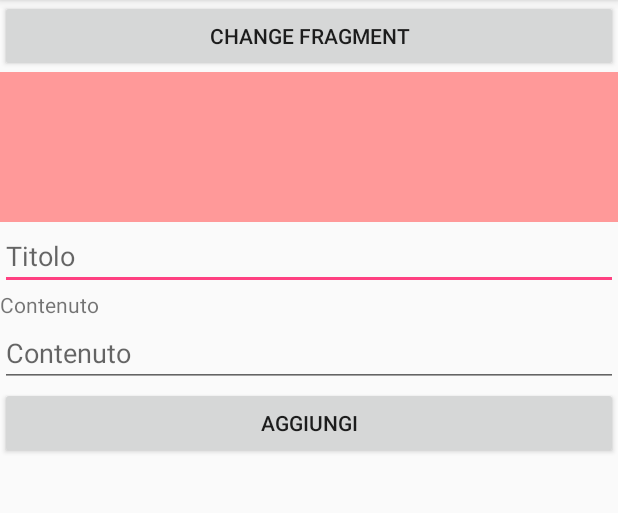
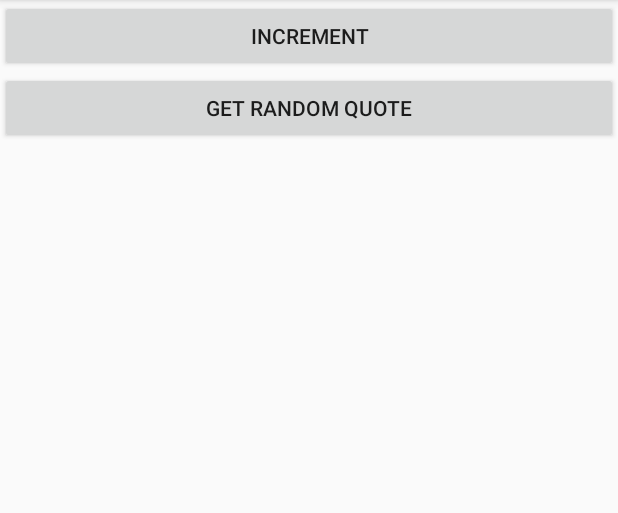
Before and after one commit to eliantor/Webinar2016, an Android app: the screen it shows after launch (FragmentsListActivity before the commit, ActivityWithRetainedFragments after it), on a phone screen of 412 x 824 dp, the part 84-597 px from its top. Run offline under Robolectric (Android 15) with nearby library versions, the phone set to English and light mode, and no system bars.

Commit message:
fragments and concurrency

```diff
--- a/app/src/main/AndroidManifest.xml
+++ b/app/src/main/AndroidManifest.xml
@@ -16,11 +16,14 @@
             <!--</intent-filter>-->
         </activity>
 
-        <activity android:name=".fragments.FragmentsListActivity">
+        <activity android:name=".fragments.ActivityWithRetainedFragments">
             <intent-filter>
                 <action android:name="android.intent.action.MAIN"/>
                 <category android:name="android.intent.category.LAUNCHER" />
             </intent-filter>
+        </activity>
+        <activity android:name=".fragments.FragmentsListActivity">
+
         </activity>
 
         <activity android:name=".NotesListActivity">
--- /dev/null
+++ b/app/src/main/java/com/webinar/android/hellowebinar/fragments/ActivityWithRetainedFragments.java
@@ -0,0 +1,115 @@
+package com.webinar.android.hellowebinar.fragments;
+
+import android.os.Bundle;
+import android.support.annotation.Nullable;
+import android.support.v4.app.Fragment;
+import android.support.v4.app.FragmentManager;
+import android.support.v7.app.AppCompatActivity;
+import android.util.Log;
+import android.view.View;
+import android.widget.Button;
+import android.widget.TextView;
+
+import com.webinar.android.hellowebinar.R;
+import com.webinar.android.hellowebinar.data.RandomQuotes;
+import com.webinar.android.hellowebinar.fragments.concurrency.RandomQuoteAsyncTask;
+import com.webinar.android.hellowebinar.fragments.concurrency.RetainedQuotesFragment;
+
+/**
+ * Created by aktor on 14/09/16.
+ */
+
+public class ActivityWithRetainedFragments extends AppCompatActivity
+
+    implements RetainedQuotesFragment.OnCompleteListner{
+    private static final String TAG = "ActivityWithRetainedFra";
+
+
+    private TextView mOutput;
+
+    @Override
+    protected void onCreate(@Nullable Bundle savedInstanceState) {
+        super.onCreate(savedInstanceState);
+        Log.d(TAG,"Who am I? "+this);
+        setContentView(R.layout.activity_withretain);
+        Button button = (Button)findViewById(R.id.increment);
+        button.setOnClickListener(new View.OnClickListener() {
+            @Override
+            public void onClick(View v) {
+                increment();
+            }
+        });
+
+        Button randomQuote = (Button)findViewById(R.id.get_quote);
+        mOutput = (TextView)findViewById(R.id.output);
+        randomQuote.setOnClickListener(new View.OnClickListener() {
+            @Override
+            public void onClick(View v) {
+                getRandoQuoteSync();
+            }
+        });
+        if (savedInstanceState == null) {
+            FragmentManager fm = getSupportFragmentManager();
+            fm.beginTransaction()
+                    .add(new RetainedQuotesFragment(),"QUOTES")
+                    .add(new MemoryFragment(), "MEMORY")
+                    .add(new NonRetained(), "NON_RETAINED")
+                    .commit();
+        }
+
+    }
+
+
+
+    private static class RandomQuoteThreads extends Thread{
+
+        @Override
+        public void run() {
+            super.run();
+
+        }
+    }
+
+
+
+    private void getRandoQuoteSync(){
+        FragmentManager fm = getSupportFragmentManager();
+        RetainedQuotesFragment quotes =(RetainedQuotesFragment) fm.findFragmentByTag("QUOTES");
+        quotes.getQuote();
+
+//        new Thread(){
+//            @Override
+//            public void run() {
+//
+//                final String randomQuote = RandomQuotes.getRandomQuoteIn(20000l);
+//
+//                ActivityWithRetainedFragments.this.runOnUiThread(new Runnable() {
+//                    @Override
+//                    public void run() {
+//                        mOutput.setText(randomQuote);
+//                    }
+//                });
+//
+//            }
+//        }.start();
+//
+    }
+
+    @Override
+    public void onComplete(String completion) {
+        mOutput.setText(completion);
+    }
+
+    private void increment(){
+        FragmentManager fm  = getSupportFragmentManager();
+        MemoryFragment memory =(MemoryFragment) fm.findFragmentByTag("MEMORY");
+        memory.incrementAndLog();
+
+        NonRetained nonRetained = (NonRetained)fm.findFragmentByTag("NON_RETAINED");
+        nonRetained.incrementAndLog();
+
+    }
+
+
+
+}
--- a/app/src/main/java/com/webinar/android/hellowebinar/fragments/AdderFragment.java
+++ b/app/src/main/java/com/webinar/android/hellowebinar/fragments/AdderFragment.java
@@ -22,8 +22,6 @@ public class AdderFragment extends Fragment {
     public interface OnAddNoteListener {
         public void onAddNote(String title,String content);
     }
-
-
 
     private EditText mNoteTitle;
     private EditText mNoteContent;
--- /dev/null
+++ b/app/src/main/java/com/webinar/android/hellowebinar/fragments/MemoryFragment.java
@@ -0,0 +1,59 @@
+package com.webinar.android.hellowebinar.fragments;
+
+import android.content.Context;
+import android.os.Bundle;
+import android.support.annotation.Nullable;
+import android.support.v4.app.Fragment;
+import android.util.Log;
+
+import java.io.InputStream;
+
+/**
+ * Created by aktor on 14/09/16.
+ */
+
+public class MemoryFragment extends Fragment{
+    private static final String TAG = "MemoryFragment";
+
+    private int mValue;
+    private InputStream mInput;
+
+    @Override
+    public void onAttach(Context context) {
+        super.onAttach(context);
+        Log.d(TAG, "memory: "+this);
+    }
+
+    @Override
+    public void onCreate(@Nullable Bundle savedInstanceState) {
+        super.onCreate(savedInstanceState);
+        setRetainInstance(true); // <--
+        Log.d(TAG, "memory: "+this);
+        mValue = 10;
+        mInput = open();
+    }
+
+    private InputStream open(){
+        return null; //....
+    }
+
+
+
+
+
+    @Override
+    public void onDestroy() {
+        super.onDestroy();
+        // non verrà chiamato
+    }
+
+    @Override
+    public void onDetach() {
+        super.onDetach();
+    }
+
+    public void incrementAndLog() {
+        mValue++;
+        Log.d(TAG, "Memory: counter is "+mValue);
+    }
+}
--- /dev/null
+++ b/app/src/main/java/com/webinar/android/hellowebinar/fragments/NonRetained.java
@@ -0,0 +1,27 @@
+package com.webinar.android.hellowebinar.fragments;
+
+import android.os.Bundle;
+import android.support.annotation.Nullable;
+import android.support.v4.app.Fragment;
+import android.util.Log;
+
+/**
+ * Created by aktor on 14/09/16.
+ */
+
+public class NonRetained extends Fragment {
+    private static final String TAG = "NonRetained";
+    private int mValue;
+
+    @Override
+    public void onCreate(@Nullable Bundle savedInstanceState) {
+        super.onCreate(savedInstanceState);
+        Log.d(TAG, "onCreate: Fragment is: "+this);
+        mValue = 0;
+    }
+
+        public void incrementAndLog() {
+            mValue++;
+            Log.d(TAG, "Non Retained: counter is "+mValue);
+        }
+}
--- /dev/null
+++ b/app/src/main/java/com/webinar/android/hellowebinar/fragments/concurrency/RetainedQuotesFragment.java
@@ -0,0 +1,95 @@
+package com.webinar.android.hellowebinar.fragments.concurrency;
+
+import android.content.Context;
+import android.os.Bundle;
+import android.support.annotation.Nullable;
+import android.support.v4.app.Fragment;
+
+/**
+ * Created by aktor on 14/09/16.
+ */
+
+public class RetainedQuotesFragment extends Fragment implements RandomQuoteAsyncTask.OnNewQuoteListener {
+
+
+    public interface OnCompleteListner {
+        public void onComplete(String completion);
+    }
+
+    private OnCompleteListner mListener;
+    private String mPendingResult;
+    private boolean mReady;
+
+    private RandomQuoteAsyncTask mTask;
+
+    @Override
+    public void onAttach(Context context) {
+        super.onAttach(context);
+        mListener = (OnCompleteListner)getActivity();
+    }
+
+    @Override
+    public void onCreate(@Nullable Bundle savedInstanceState) {
+        super.onCreate(savedInstanceState);
+        setRetainInstance(true);
+    }
+
+
+    @Override
+    public void onResume() {
+        super.onResume();
+        mReady = true;
+        dispatchPending();
+    }
+
+
+    @Override
+    public void onPause() {
+        super.onPause();
+        mReady = false;
+    }
+
+    @Override
+    public void onDetach() {
+        super.onDetach();
+        mListener=null;
+    }
+
+    @Override
+    public void onDestroy() {
+        super.onDestroy();
+        releasePendingResources();
+    }
+
+
+    public void getQuote(){
+        if (mTask == null){
+            mTask = new RandomQuoteAsyncTask(this);
+            mTask.execute(20000L);
+        }
+    }
+
+    private void releasePendingResources(){
+        mPendingResult = null;
+    }
+
+    private void dispatchPending(){
+        dispatchResult(mPendingResult);
+    }
+
+    private void dispatchResult(String result){
+        mPendingResult = result;
+        if (mListener!=null && mReady){
+            String res = mPendingResult;
+            mListener.onComplete(res);
+            mPendingResult = null;
+        }
+    }
+
+    @Override
+    public void onNewQuote(String quote) {
+        dispatchResult(quote);
+        mTask = null;
+    }
+
+}
--- a/app/src/main/res/layout/activity_fragmentlist.xml
+++ b/app/src/main/res/layout/activity_fragmentlist.xml
@@ -16,6 +16,7 @@
         android:layout_height="100dp">
 
     </FrameLayout>
+
 <fragment
     android:id="@+id/InputForm"
     android:name="com.webinar.android.hellowebinar.fragments.AdderFragment"
--- /dev/null
+++ b/app/src/main/res/layout/activity_withretain.xml
@@ -0,0 +1,19 @@
+<?xml version="1.0" encoding="utf-8"?>
+<LinearLayout xmlns:android="http://schemas.android.com/apk/res/android"
+    android:orientation="vertical" android:layout_width="match_parent"
+    android:layout_height="match_parent">
+<Button
+    android:id="@+id/increment"
+    android:text="Increment"
+    android:layout_width="match_parent"
+    android:layout_height="wrap_content" />
+    <Button
+        android:text="Get Random Quote"
+        android:id="@+id/get_quote"
+        android:layout_width="match_parent"
+        android:layout_height="wrap_content" />
+    <TextView
+        android:id="@+id/output"
+        android:layout_width="match_parent"
+        android:layout_height="wrap_content" />
+</LinearLayout>
```
Also changed, not shown: app/src/main/java/com/webinar/android/hellowebinar/data/RandomQuotes.java (added, +54 -0 lines), app/src/main/java/com/webinar/android/hellowebinar/fragments/FragmentsListActivity.java (+8 -3 lines), app/src/main/java/com/webinar/android/hellowebinar/fragments/concurrency/RandomQuoteAsyncTask.java (added, +41 -0 lines).
